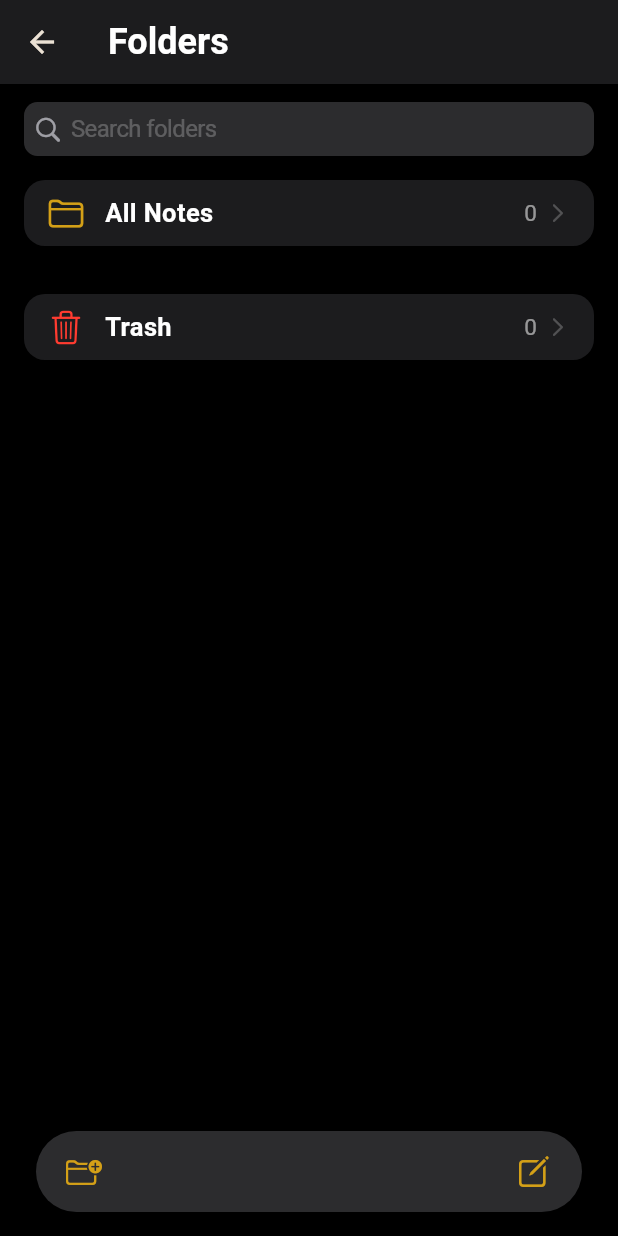
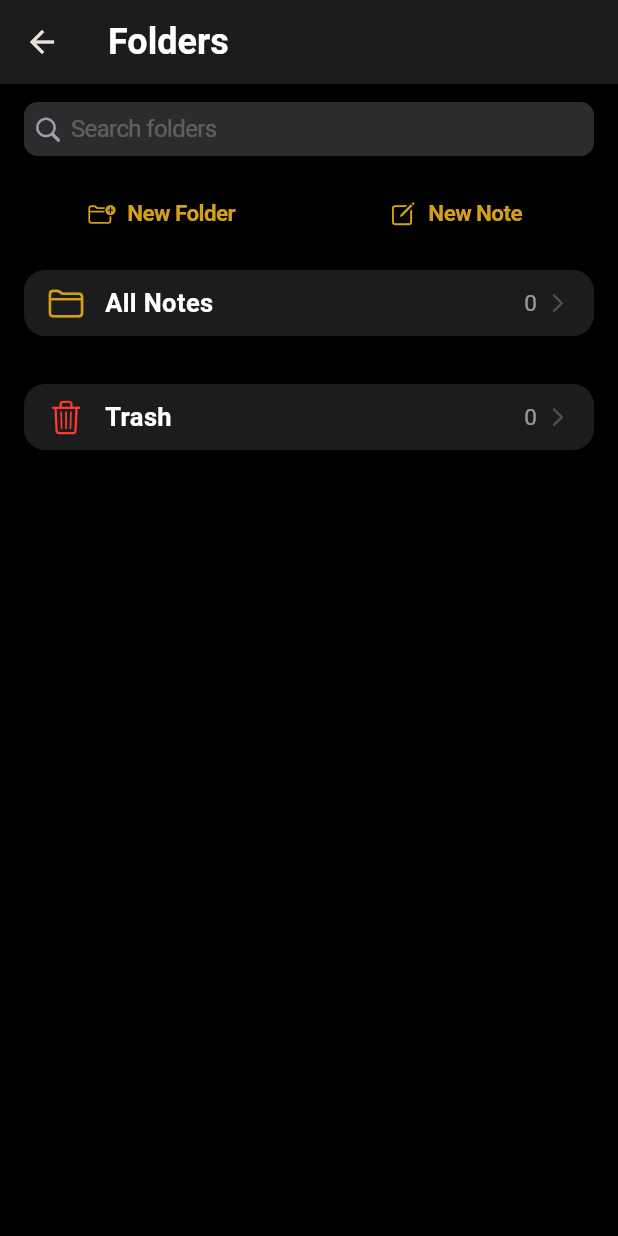
Before and after one commit to Adelodunpeter25/notes, a Flutter app: the FoldersView screen opened directly with empty values, on a phone screen of 412 x 824 dp. Run offline on Flutter 3.47's test engine with Material 3 defaults, Android fonts, the phone set to English and light mode, and no system bars; our stand-ins replace dio, drift, shared_preferences; missing offline and left inert: appflowy_editor; accounts and stored records are empty; generated files the repository leaves out were written again; Roboto replaces fonts that are missing (SF Pro Text).

Commit message:
Fix pin from editor overwriting on save, inline search empty state, dismiss keyboard on clear, inline folder action buttons

```diff
--- a/lib/widgets/editor_app_bar.dart
+++ b/lib/widgets/editor_app_bar.dart
@@ -19,6 +19,7 @@ class EditorAppBar extends StatelessWidget implements PreferredSizeWidget {
   final VoidCallback onUndo;
   final VoidCallback onRedo;
   final VoidCallback onDone;
+  final ValueChanged<Note>? onNoteChanged;
 
   const EditorAppBar({
     super.key,
@@ -31,6 +32,7 @@ class EditorAppBar extends StatelessWidget implements PreferredSizeWidget {
     required this.onUndo,
     required this.onRedo,
     required this.onDone,
+    this.onNoteChanged,
   });
 
   @override
@@ -123,9 +125,15 @@ class EditorAppBar extends StatelessWidget implements PreferredSizeWidget {
                 note.isPinned ? CupertinoIcons.pin_slash_fill : CupertinoIcons.pin_fill,
               ),
               title: Text(note.isPinned ? 'Unpin Note' : 'Pin Note'),
-              onTap: () {
+              onTap: () async {
                 Navigator.pop(context);
-                services.noteService.pinNote(note, !note.isPinned);
+                await services.noteService.pinNote(note, !note.isPinned);
+                if (onNoteChanged != null) {
+                  final fresh = await (services.db.select(services.db.notes)
+                        ..where((t) => t.id.equals(note.id)))
+                      .getSingle();
+                  onNoteChanged!(fresh);
+                }
               },
             ),
             ListTile(
@@ -145,6 +153,12 @@ class EditorAppBar extends StatelessWidget implements PreferredSizeWidget {
                   );
                   if (result != null && result.confirmed) {
                     await services.noteService.moveNoteToFolder(note, result.folder?.id);
+                    if (onNoteChanged != null) {
+                      final fresh = await (services.db.select(services.db.notes)
+                            ..where((t) => t.id.equals(note.id)))
+                          .getSingle();
+                      onNoteChanged!(fresh);
+                    }
                   }
                 }
               },
--- a/lib/widgets/folders_view.dart
+++ b/lib/widgets/folders_view.dart
@@ -100,6 +100,58 @@ class _FoldersViewState extends State<FoldersView> {
                                 ),
                               ),
 
+                              Padding(
+                                padding: const EdgeInsets.only(bottom: 16.0),
+                                child: Row(
+                                  children: [
+                                    Expanded(
+                                      child: CupertinoButton(
+                                        padding: const EdgeInsets.symmetric(vertical: 10),
+                                        borderRadius: BorderRadius.circular(10),
+                                        onPressed: () async {
+                                          final folderName = await DialogUtils.showTextInputDialog(
+                                            context: context,
+                                            title: 'New Folder',
+                                            placeholder: 'Enter folder name',
+                                            primaryButtonText: 'Create',
+                                          );
+                                          if (folderName != null && folderName.trim().isNotEmpty) {
+                                            await services.folderService.createFolder(
+                                              folderName.trim(),
+                                              widget.userId,
+                                            );
+                                          }
+                                        },
+                                        child: const Row(
+                                          mainAxisAlignment: MainAxisAlignment.center,
+                                          children: [
+                                            Icon(CupertinoIcons.folder_badge_plus, color: AppColors.accent, size: 18),
+                                            SizedBox(width: 8),
+                                            Text('New Folder', style: TextStyle(color: AppColors.accent, fontSize: 15, fontWeight: FontWeight.w600)),
+                                          ],
+                                        ),
+                                      ),
+                                    ),
+                                    const SizedBox(width: 12),
+                                    Expanded(
+                                      child: CupertinoButton(
+                                        padding: const EdgeInsets.symmetric(vertical: 10),
+                                        borderRadius: BorderRadius.circular(10),
+                                        onPressed: widget.onNewNote,
+                                        child: const Row(
+                                          mainAxisAlignment: MainAxisAlignment.center,
+                                          children: [
+                                            Icon(CupertinoIcons.square_pencil, color: AppColors.accent, size: 18),
+                                            SizedBox(width: 8),
+                                            Text('New Note', style: TextStyle(color: AppColors.accent, fontSize: 15, fontWeight: FontWeight.w600)),
+                                          ],
+                                        ),
+                                      ),
+                                    ),
+                                  ],
+                                ),
+                              ),
+
                               if (_searchQuery.isEmpty || 'all notes'.contains(_searchQuery.toLowerCase())) ...[
                                 _FolderCard(
                                   icon: CupertinoIcons.folder,
@@ -157,65 +209,6 @@ class _FoldersViewState extends State<FoldersView> {
                           ),
                         ),
 
-                        Padding(
-                          padding: const EdgeInsets.fromLTRB(24.0, 0.0, 24.0, 16.0),
-                          child: Container(
-                            height: 54,
-                            decoration: BoxDecoration(
-                              color: AppSurfaces.elevated(context),
-                              borderRadius: BorderRadius.circular(27),
-                              boxShadow: [
-                                BoxShadow(
-                                  color: Colors.black.withOpacity(0.3),
-                                  blurRadius: 10,
-                                  offset: const Offset(0, 4),
-                                ),
-                              ],
-                            ),
-                            child: Row(
-                              mainAxisAlignment: MainAxisAlignment.spaceBetween,
-                              children: [
-                                Padding(
-                                  padding: const EdgeInsets.only(left: 8.0),
-                                  child: IconButton(
-                                    onPressed: () async {
-                                      final folderName = await DialogUtils.showTextInputDialog(
-                                        context: context,
-                                        title: 'New Folder',
-                                        placeholder: 'Enter folder name',
-                                        primaryButtonText: 'Create',
-                                      );
-                                      if (folderName != null && folderName.trim().isNotEmpty) {
-                                        await services.folderService.createFolder(
-                                          folderName.trim(),
-                                          widget.userId,
-                                        );
-                                      }
-                                    },
-                                    icon: const Icon(
-                                      CupertinoIcons.folder_badge_plus,
-                                      color: AppColors.accent,
-                                      size: 24,
-                                    ),
-                                    tooltip: 'New Folder',
-                                  ),
-                                ),
-                                Padding(
-                                  padding: const EdgeInsets.only(right: 8.0),
-                                  child: IconButton(
-                                    onPressed: widget.onNewNote,
-                                    icon: const Icon(
-                                      CupertinoIcons.square_pencil,
-                                      color: AppColors.accent,
-                                      size: 24,
-                                    ),
-                                    tooltip: 'New Note',
-                                  ),
-                                ),
-                              ],
-                            ),
-                          ),
-                        ),
                       ],
                     );
                   },
--- a/lib/widgets/search_bar.dart
+++ b/lib/widgets/search_bar.dart
@@ -3,12 +3,14 @@ import '../theme.dart';
 
 class CustomSearchBar extends StatelessWidget {
   final TextEditingController? controller;
+  final FocusNode? focusNode;
   final String placeholder;
   final ValueChanged<String>? onChanged;
 
   const CustomSearchBar({
     super.key,
     this.controller,
+    this.focusNode,
     required this.placeholder,
     this.onChanged,
   });
@@ -17,6 +19,7 @@ class CustomSearchBar extends StatelessWidget {
   Widget build(BuildContext context) {
     return CupertinoSearchTextField(
       controller: controller,
+      focusNode: focusNode,
       placeholder: placeholder,
       style: TextStyle(
         color: AppTextColors.primary(context),
```
Also changed, not shown: lib/widgets/editor_view.dart (+11 -2 lines), lib/widgets/note_list.dart (+28 -1 lines).
